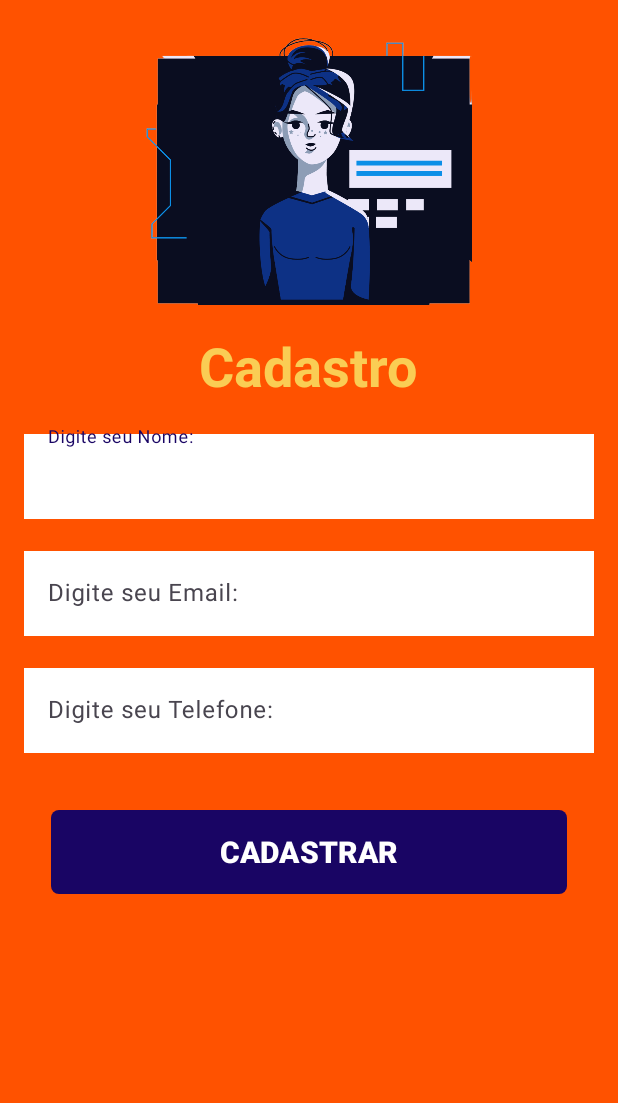
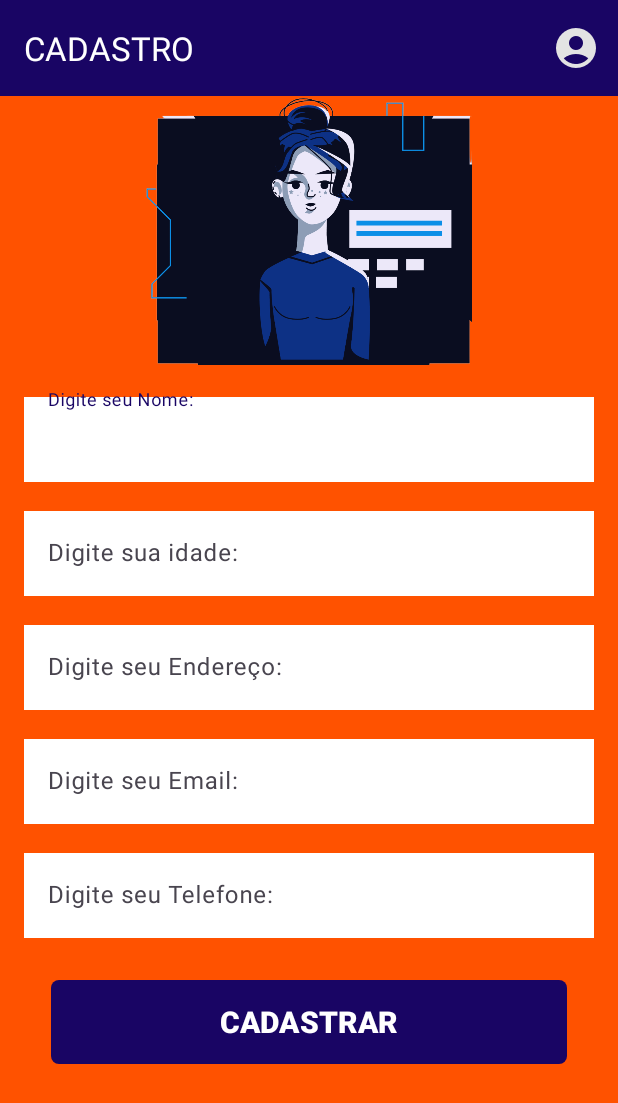
Before and after one commit to WellingtonHSL/App-CadastroDePessoa, an Android app: the screen it shows after launch (MainActivity), on a phone screen of 412 x 824 dp. Shown: the top 1103 px of the screen. Run offline under Robolectric (Android 15) with nearby library versions, the phone set to English and light mode, and no system bars.

Commit message:
feat(telas): Adicionei a lógica necessária para criar a toolbar com o menu always. Além disso criei a tela sobre para adicionar as informações necessárias do autor, como nome e ra.

```diff
--- a/app/src/main/AndroidManifest.xml
+++ b/app/src/main/AndroidManifest.xml
@@ -13,6 +13,9 @@
         android:theme="@style/Theme.CadastroDePessoas"
         tools:targetApi="31">
         <activity
+            android:name=".AboutActivity"
+            android:exported="false" />
+        <activity
             android:name=".RegistrationFormActivity"
             android:exported="false" />
         <activity
--- a/app/src/main/java/com/wellingtonhenrique/cadastrodepessoas/MainActivity.kt
+++ b/app/src/main/java/com/wellingtonhenrique/cadastrodepessoas/MainActivity.kt
@@ -2,14 +2,19 @@
 
 import android.content.Intent
 import android.os.Bundle
+import android.view.Menu
+import android.view.MenuItem
 import android.widget.Button
 import android.widget.EditText
 import android.widget.Toast
 import androidx.appcompat.app.AppCompatActivity
+import androidx.appcompat.widget.Toolbar
 
 class MainActivity : AppCompatActivity() {
 
     private lateinit var editName: EditText
+    private lateinit var editAge: EditText
+    private lateinit var editAddress: EditText
     private lateinit var editEmail: EditText
     private lateinit var editPhone: EditText
     private lateinit var btnRegister: Button
@@ -18,7 +23,12 @@
         super.onCreate(savedInstanceState)
         setContentView(R.layout.activity_main)
 
+        val toolbar: Toolbar = findViewById(R.id.tool_bar)
+        setSupportActionBar(toolbar)
+
         editName = findViewById(R.id.edit_name)
+        editAge = findViewById(R.id.edit_age)
+        editAddress = findViewById(R.id.edit_address)
         editEmail = findViewById(R.id.edit_email)
         editPhone = findViewById(R.id.edit_phone)
         btnRegister = findViewById(R.id.btn_register)
@@ -27,11 +37,15 @@
 
             val intent = Intent(this, RegistrationFormActivity::class.java)
             val name = editName.text.toString()
+            val age = editAge.text.toString()
+            val address = editAddress.text.toString()
             val email = editEmail.text.toString()
             val phone = editPhone.text.toString()
 
             if ( name.isNotEmpty() && email.isNotEmpty() && phone.isNotEmpty()) {
                 intent.putExtra("name", name.toString())
+                intent.putExtra("age", age.toString())
+                intent.putExtra("address", address.toString())
                 intent.putExtra("email", email.toString())
                 intent.putExtra("phone", phone.toString())
 
@@ -41,4 +55,22 @@
             }
         }
     }
+
+    // Inflando o menu na ActionBar
+    override fun onCreateOptionsMenu(menu: Menu?): Boolean {
+        menuInflater.inflate(R.menu.main_menu, menu)
+        return true
+    }
+
+    // Lidando com o clique no ícone de perfil
+    override fun onOptionsItemSelected(item: MenuItem): Boolean {
+        return when (item.itemId) {
+            R.id.menu_profile -> {
+                val intent = Intent(this, AboutActivity::class.java)
+                startActivity(intent)
+                true
+            }
+            else -> super.onOptionsItemSelected(item)
+        }
+    }
 }
--- a/app/src/main/res/layout/activity_main.xml
+++ b/app/src/main/res/layout/activity_main.xml
@@ -7,36 +7,32 @@
     android:layout_height="match_parent"
     tools:context=".MainActivity">
 
+    <androidx.appcompat.widget.Toolbar
+        android:id="@+id/tool_bar"
+        android:layout_width="match_parent"
+        android:layout_height="?attr/actionBarSize"
+        android:background="?attr/colorPrimary"
+        android:theme="@style/ThemeOverlay.AppCompat.Dark.ActionBar"
+        app:title="CADASTRO"/>
+
     <ImageView
         android:id="@+id/imageRegister"
         android:layout_width="272dp"
         android:layout_height="179dp"
         android:layout_centerHorizontal="true"
-        android:layout_alignParentTop="true"
-        android:layout_marginTop="24dp"
+        android:layout_below="@id/tool_bar"
         android:contentDescription="Imagem de cadastro"
         android:src="@drawable/image" />
-
-    <TextView
-        android:id="@+id/title"
-        android:layout_width="wrap_content"
-        android:layout_height="wrap_content"
-        android:layout_below="@id/imageRegister"
-        android:text="Cadastro"
-        android:textStyle="bold"
-        android:textSize="36sp"
-        android:textColor="@color/yellow"
-        android:layout_centerHorizontal="true"
-        android:layout_margin="16dp" />
 
     <com.google.android.material.textfield.TextInputLayout
         android:id="@+id/inputLayoutName"
         android:layout_width="match_parent"
         android:layout_height="wrap_content"
-        android:layout_below="@id/title"
+        android:layout_below="@id/imageRegister"
         android:layout_centerHorizontal="true"
         android:layout_marginLeft="16dp"
         android:layout_marginRight="16dp"
+        android:layout_marginTop="16dp"
         android:hint="Digite seu Nome:">
 
         <com.google.android.material.textfield.TextInputEditText
@@ -48,12 +44,50 @@
     </com.google.android.material.textfield.TextInputLayout>
 
     <com.google.android.material.textfield.TextInputLayout
-        android:id="@+id/inputLayoutEmail"
+        android:id="@+id/inputLayoutAge"
         android:layout_width="match_parent"
         android:layout_height="wrap_content"
         android:layout_below="@id/inputLayoutName"
         android:layout_centerHorizontal="true"
-        android:layout_marginTop="16dp"
+        android:layout_marginTop="14dp"
+        android:layout_marginLeft="16dp"
+        android:layout_marginRight="16dp"
+        android:hint="Digite sua idade:">
+
+        <com.google.android.material.textfield.TextInputEditText
+            android:id="@+id/edit_age"
+            android:layout_width="match_parent"
+            android:layout_height="wrap_content"
+            android:background="#ffffff"
+            android:inputType="number"/>
+    </com.google.android.material.textfield.TextInputLayout>
+
+    <com.google.android.material.textfield.TextInputLayout
+        android:id="@+id/inputLayoutAddress"
+        android:layout_width="match_parent"
+        android:layout_height="wrap_content"
+        android:layout_below="@id/inputLayoutAge"
+        android:layout_centerHorizontal="true"
+        android:layout_marginTop="14dp"
+        android:layout_marginLeft="16dp"
+        android:layout_marginRight="16dp"
+        android:hint="Digite seu Endereço:">
+
+        <com.google.android.material.textfield.TextInputEditText
+            android:id="@+id/edit_address"
+            android:layout_width="match_parent"
+            android:layout_height="wrap_content"
+            android:background="#ffffff"
+            android:inputType="textEmailAddress" />
+    </com.google.android.material.textfield.TextInputLayout>
+
+    <com.google.android.material.textfield.TextInputLayout
+        android:id="@+id/inputLayoutEmail"
+        android:layout_width="match_parent"
+        android:layout_height="wrap_content"
+        android:layout_below="@id/inputLayoutAddress"
+        android:layout_centerHorizontal="true"
+        android:layout_marginTop="14dp"
         android:layout_marginLeft="16dp"
         android:layout_marginRight="16dp"
         android:hint="Digite seu Email:">
@@ -72,7 +106,7 @@
         android:layout_height="wrap_content"
         android:layout_below="@+id/inputLayoutEmail"
         android:layout_centerHorizontal="true"
-        android:layout_marginTop="16dp"
+        android:layout_marginTop="14dp"
         android:layout_marginLeft="16dp"
         android:layout_marginRight="16dp"
         android:hint="Digite seu Telefone:"
@@ -93,7 +127,7 @@
         android:layout_below="@id/inputLayoutPhone"
         android:layout_centerHorizontal="true"
         android:layout_marginLeft="34dp"
-        android:layout_marginTop="34dp"
+        android:layout_marginTop="24dp"
         android:layout_marginRight="34dp"
         android:text="CADASTRAR"
         android:textSize="20sp"
--- /dev/null
+++ b/app/src/main/res/menu/main_menu.xml
@@ -0,0 +1,10 @@
+<?xml version="1.0" encoding="utf-8"?>
+<menu xmlns:android="http://schemas.android.com/apk/res/android"
+    xmlns:app="http://schemas.android.com/apk/res-auto">
+
+    <item
+        android:id="@+id/menu_profile"
+        android:icon="@drawable/ic_profile"
+        android:title="Perfil"
+        app:showAsAction="always"/>
+</menu>
--- a/app/src/main/res/values/colors.xml
+++ b/app/src/main/res/values/colors.xml
@@ -1,6 +1,7 @@
 <?xml version="1.0" encoding="utf-8"?>
 <resources>
     <color name="black">#030028</color>
+    <color name="grey">#3C3C3C</color>
     <color name="white">#FFFFFFFF</color>
     <color name="navyblue">#190564</color>
     <color name="yellow">#FACD54</color>
```
Also changed, not shown: app/src/main/java/com/wellingtonhenrique/cadastrodepessoas/AboutActivity.kt (added, +11 -0 lines), app/src/main/java/com/wellingtonhenrique/cadastrodepessoas/RegistrationFormActivity.kt (+20 -0 lines), app/src/main/res/layout/activity_about.xml (added, +142 -0 lines), app/src/main/res/layout/activity_registration_form.xml (+53 -22 lines), app/src/main/res/drawable/ic_profile.png (added).
